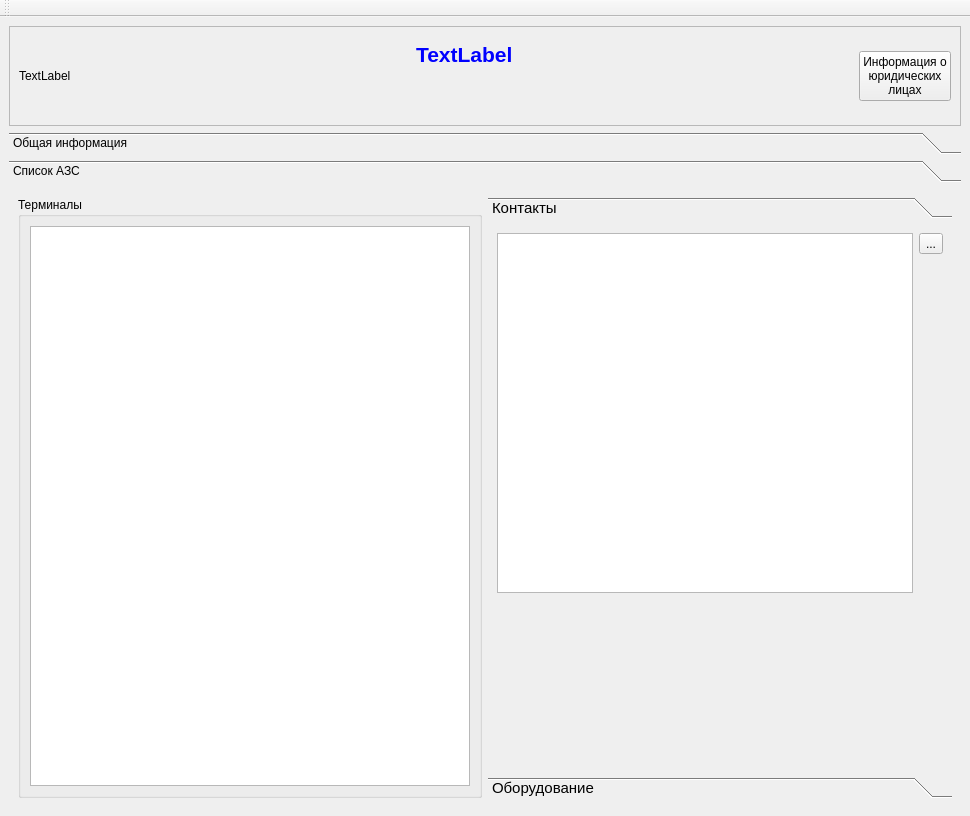
Above: Clients/clientswindow.ui from rust3128/HotlineDesktop before the change. Below: the same form after it.
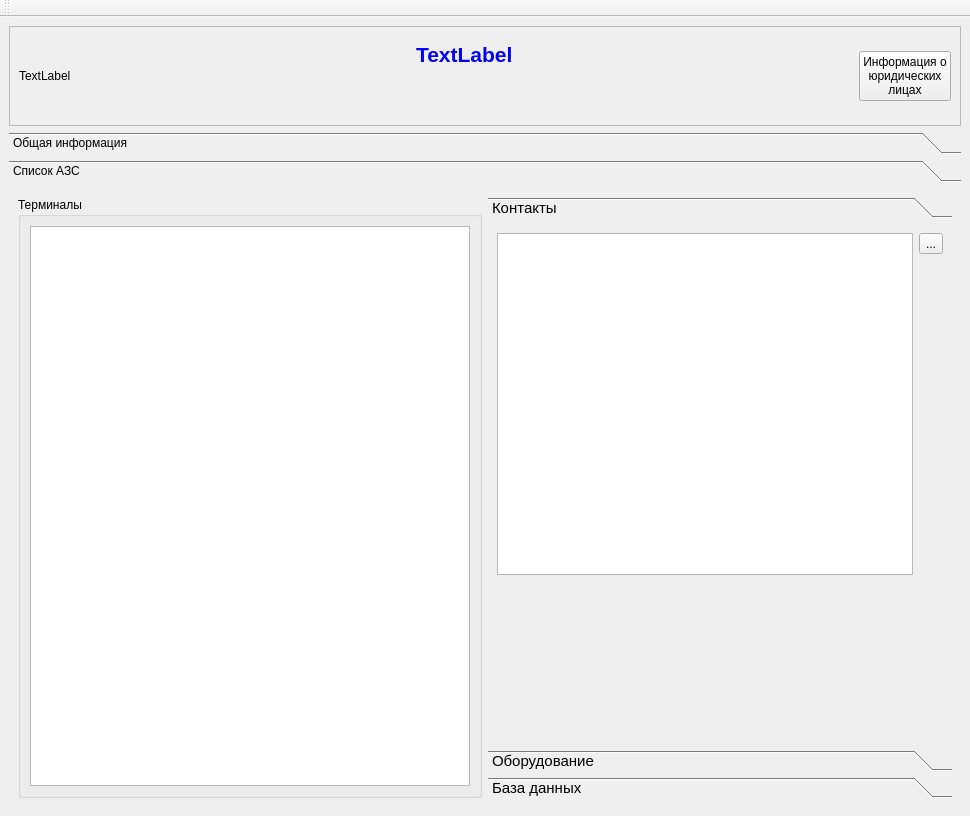
That is the form after the change. The open tabs and pages were chosen to show the change. Icons and pictures are not drawn. Custom widgets are drawn as their Qt base class.

```diff
--- a/Clients/clientswindow.ui
+++ b/Clients/clientswindow.ui
@@ -336,8 +336,8 @@
             <rect>
              <x>0</x>
              <y>0</y>
-             <width>464</width>
-             <height>509</height>
+             <width>304</width>
+             <height>350</height>
             </rect>
            </property>
            <attribute name="icon">
@@ -427,6 +427,15 @@
             <string>Оборудование</string>
            </attribute>
           </widget>
+          <widget class="QWidget" name="pageDatabase">
+           <attribute name="icon">
+            <iconset resource="../resource.qrc">
+             <normaloff>:/Images/database.png</normaloff>:/Images/database.png</iconset>
+           </attribute>
+           <attribute name="label">
+            <string>База данных</string>
+           </attribute>
+          </widget>
          </widget>
         </item>
        </layout>
```
Left out of the diff: 4 changed lines with no effect on the pictures.
